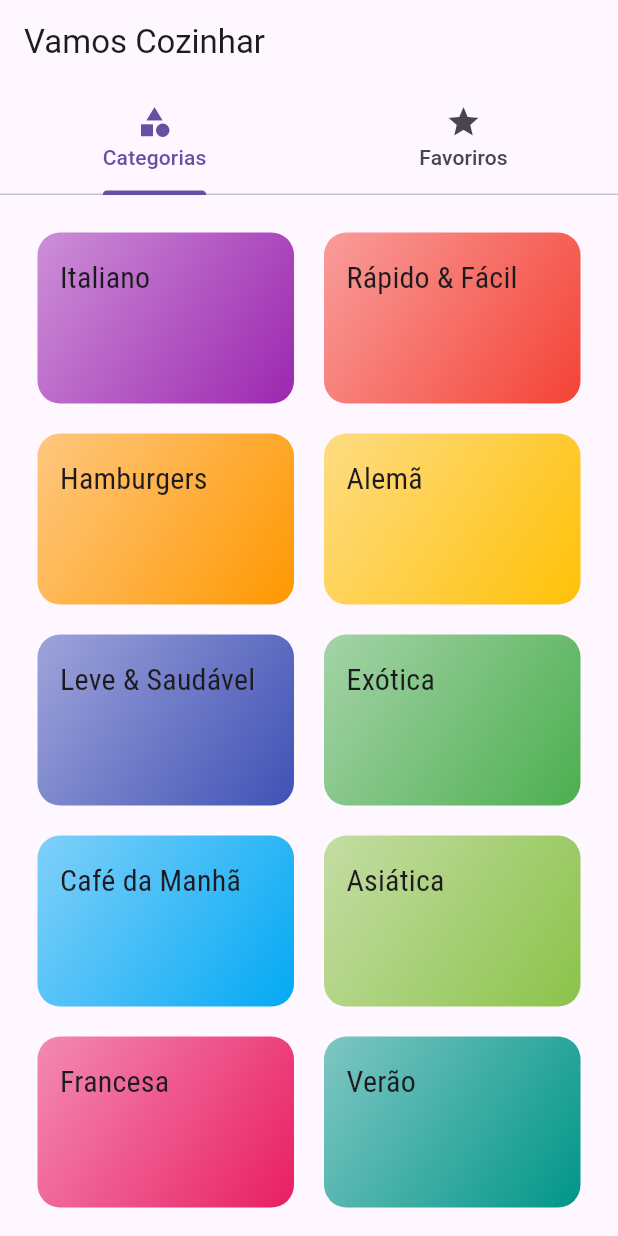
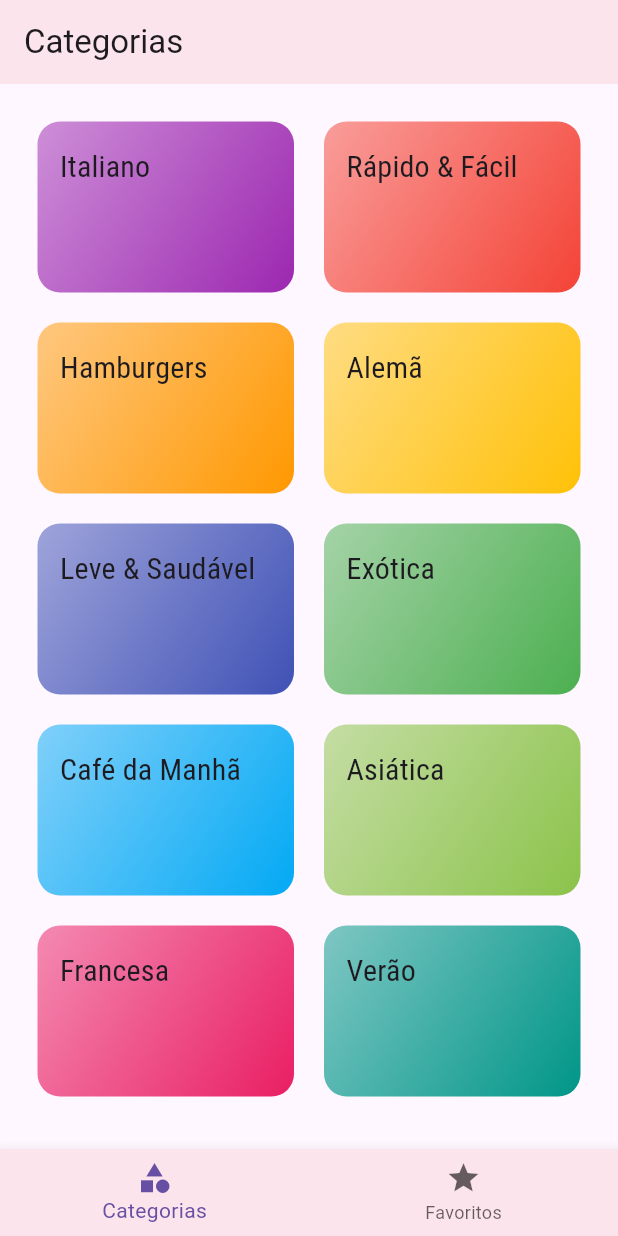
Before and after one commit to f3lipems/gourmet, a Flutter app: the screen it shows after launch, on a phone screen of 412 x 824 dp. Run offline on Flutter 3.47's test engine with Material 3 defaults, Android fonts, the light colour scheme and no system bars.

Commit message:
refactor tab screen

```diff
--- a/lib/screens/tabs_screen.dart
+++ b/lib/screens/tabs_screen.dart
@@ -3,33 +3,57 @@
 import 'categories_screen.dart';
 import 'favorite_screen.dart';
 
-class TabsScreen extends StatelessWidget {
+class TabsScreen extends StatefulWidget {
   const TabsScreen({super.key});
 
   @override
+  State<TabsScreen> createState() => _TabsScreenState();
+}
+
+class _TabsScreenState extends State<TabsScreen> {
+  int _selectedScreenIndex = 0;
+  final List<Map<String, Object>> _screens = [
+    {
+      'title': 'Categorias',
+      'screen': const CategoriesScreen(),
+    },
+    {
+      'title': 'Favoritos',
+      'screen': const FavoriteScreen()
+    },
+  ];
+
+  _selectScreen(int idx) {
+    setState(() {
+      _selectedScreenIndex = idx;
+    });
+  }
+
+  @override
   Widget build(BuildContext context) {
-    return DefaultTabController(
-      length: 2,
-      child: Scaffold(
+    return Scaffold(
       appBar: AppBar(
-          title: const Text('Vamos Cozinhar'),
-          bottom: const TabBar(tabs: [
-            Tab(
+        title: Text(_screens[_selectedScreenIndex]['title'] as String),
+        backgroundColor: Theme.of(context).secondaryHeaderColor,
+      ),
+      body: _screens[_selectedScreenIndex]['screen'] as Widget,
+      bottomNavigationBar: BottomNavigationBar(
+        onTap: _selectScreen,
+        backgroundColor: Theme.of(context).secondaryHeaderColor,
+        unselectedItemColor: Theme.of(context).hintColor,
+        selectedItemColor: Theme.of(context).primaryColor,
+        currentIndex: _selectedScreenIndex,
+        type: BottomNavigationBarType.fixed,
+        items: const [
+          BottomNavigationBarItem(
             icon: Icon(Icons.category),
-              text: 'Categorias',
+            label: 'Categorias',
           ),
-            Tab(
+          BottomNavigationBarItem(
             icon: Icon(Icons.star),
-              text: 'Favoriros',
-            )
-          ]),
+            label: 'Favoritos',
           ),
-        body: const TabBarView(
-          children: [
-            CategoriesScreen(),
-            FavoriteScreen(),
         ],
-        ),
       ),
     );
   }
```
Lines whose indentation alone changed are shown as unchanged.
